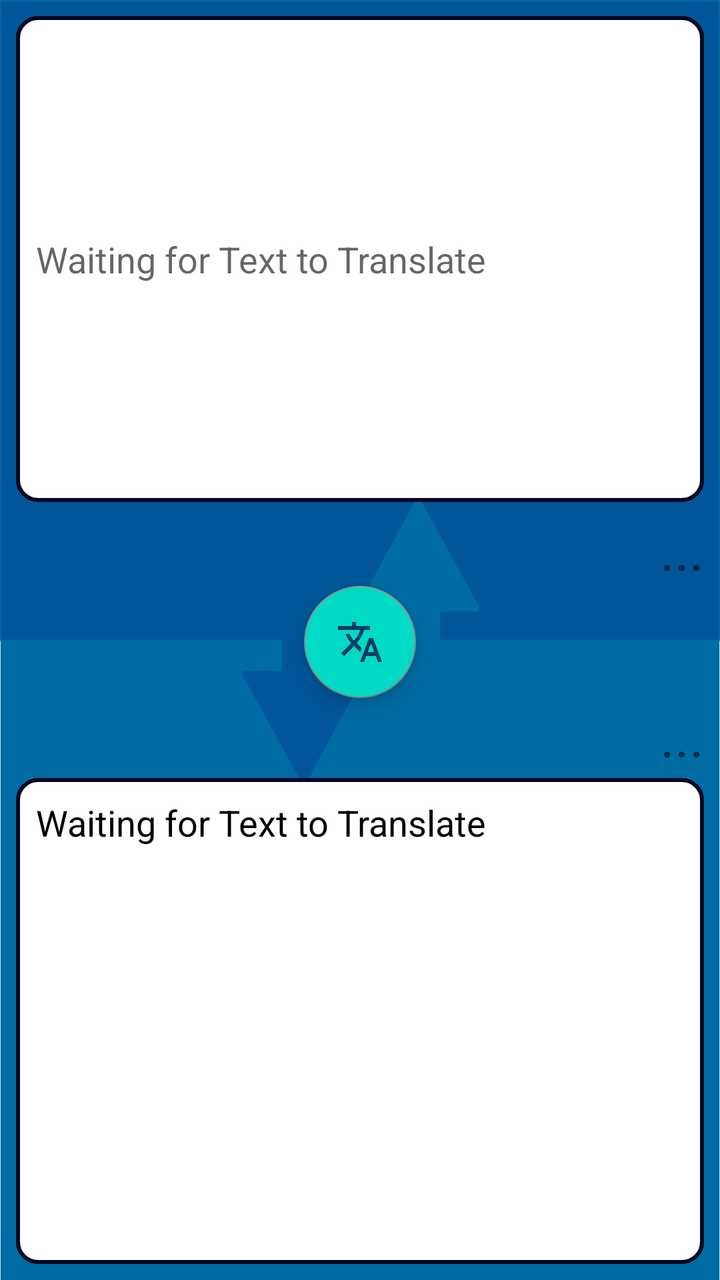
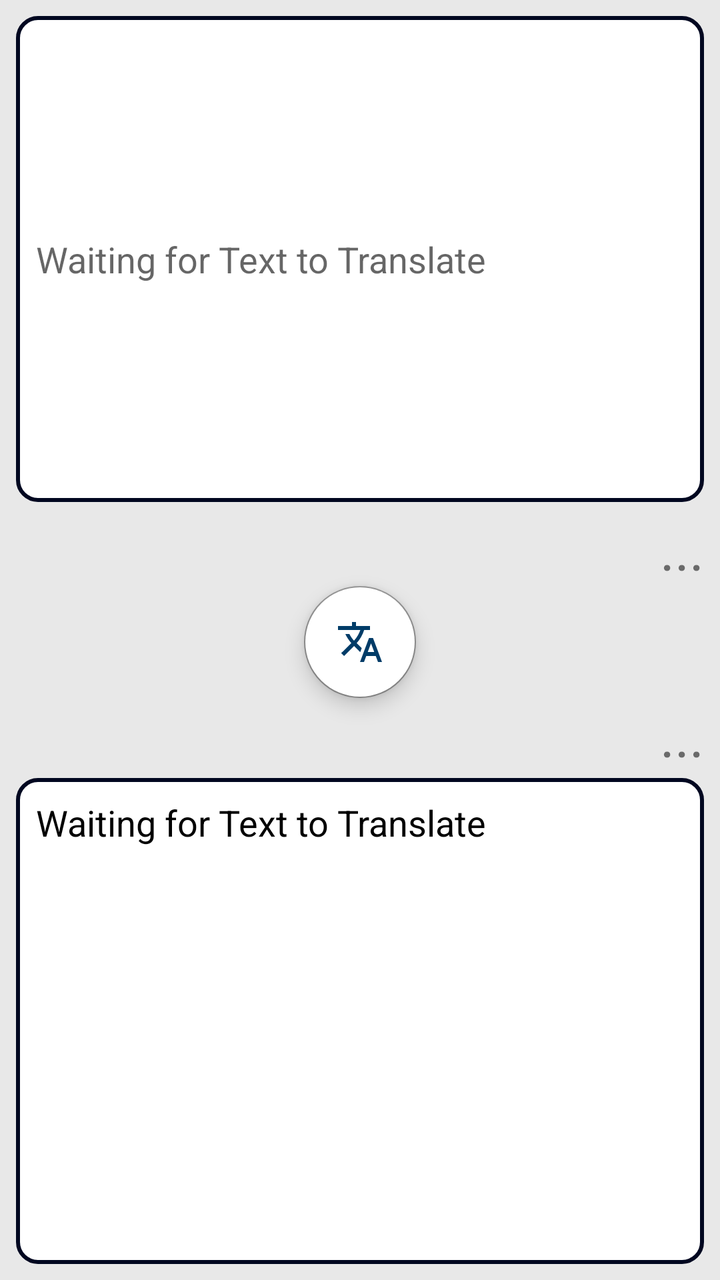

An Android layout rendered at two revisions. The XML below is the earlier revision; the diff shows what the commit changed to produce the second picture.
<!-- AndroidManifest.xml: application theme Theme.Translation_App -->
<!-- res/layout/fragment_dashboard.xml -->
<?xml version="1.0" encoding="utf-8"?>
<androidx.constraintlayout.widget.ConstraintLayout xmlns:android="http://schemas.android.com/apk/res/android"
    xmlns:app="http://schemas.android.com/apk/res-auto"
    xmlns:tools="http://schemas.android.com/tools"
    android:layout_width="match_parent"
    android:layout_height="match_parent"
    tools:context=".ui.dashboard.DashboardFragment">


    <ImageView
        android:id="@+id/imageView4"
        android:layout_width="0dp"
        android:layout_height="0dp"
        android:scaleType="fitXY"
        app:layout_constraintBottom_toBottomOf="parent"
        app:layout_constraintEnd_toEndOf="parent"
        app:layout_constraintHorizontal_bias="0.0"
        app:layout_constraintStart_toStartOf="parent"
        app:layout_constraintTop_toTopOf="parent"
        app:layout_constraintVertical_bias="0.0"
        app:srcCompat="@drawable/speech_design" />

    <TextView
        android:id="@+id/output_text"
        android:layout_width="0dp"
        android:layout_height="0dp"
        android:layout_marginStart="8dp"
        android:layout_marginTop="24dp"
        android:layout_marginEnd="8dp"
        android:layout_marginBottom="8dp"
        android:background="@drawable/border"
        android:padding="10dp"
        android:scrollbars="vertical"
        android:text="Waiting for Text to Translate"
        android:textColor="@color/black"
        android:textSize="18sp"
        app:layout_constraintBottom_toBottomOf="parent"
        app:layout_constraintEnd_toEndOf="parent"
        app:layout_constraintHorizontal_bias="0.0"
        app:layout_constraintStart_toStartOf="parent"
        app:layout_constraintTop_toBottomOf="@id/translate_button_2" />

    <com.google.android.material.floatingactionbutton.FloatingActionButton
        android:id="@+id/translate_button_2"
        android:layout_width="wrap_content"
        android:layout_height="wrap_content"
        android:layout_marginBottom="16dp"
        android:backgroundTint="@color/teal_200"
        android:clickable="true"
        android:src="@drawable/baseline_translate_24"
        app:layout_constraintBottom_toTopOf="@+id/output_text"
        app:layout_constraintEnd_toEndOf="parent"
        app:layout_constraintStart_toStartOf="parent"
        app:layout_constraintTop_toBottomOf="@+id/input_text" />

    <EditText
        android:id="@+id/input_text"
        android:layout_width="0dp"
        android:layout_height="0dp"
        android:layout_marginStart="8dp"
        android:layout_marginTop="8dp"
        android:layout_marginEnd="8dp"
        android:layout_marginBottom="42dp"
        android:background="@drawable/border"
        android:hint="Waiting for Text to Translate"
        android:padding="10dp"
        android:scrollbars="vertical"
        android:textColor="@color/black"
        android:textSize="18sp"
        app:layout_constraintBottom_toTopOf="@id/translate_button_2"
        app:layout_constraintEnd_toEndOf="parent"
        app:layout_constraintHorizontal_bias="0.0"
        app:layout_constraintStart_toStartOf="parent"
        app:layout_constraintTop_toTopOf="parent" />

    <TextView
        android:id="@+id/text_flag_in"
        android:layout_width="wrap_content"
        android:layout_height="wrap_content"
        android:layout_marginEnd="8dp"
        android:text="..."
        android:textSize="28sp"
        app:layout_constraintBottom_toTopOf="@+id/translate_button_2"
        app:layout_constraintEnd_toEndOf="parent" />

    <TextView
        android:id="@+id/text_flag_out"
        android:layout_width="wrap_content"
        android:layout_height="wrap_content"
        android:layout_marginEnd="8dp"
        android:text="..."
        android:textSize="28sp"
        app:layout_constraintEnd_toEndOf="parent"
        app:layout_constraintTop_toBottomOf="@+id/translate_button_2" />



</androidx.constraintlayout.widget.ConstraintLayout>
<!-- resources referenced by this layout -->
<resources>
  <color name="black">#FF000000</color>
  <color name="teal_200">#FF03DAC5</color>
  <!-- drawable baseline_translate_24 (drawable) -->
  <vector android:height="24dp" android:tint="#FFFFFF"
      android:viewportHeight="24" android:viewportWidth="24"
      android:width="24dp" xmlns:android="http://schemas.android.com/apk/res/android">
      <path android:fillColor="@android:color/white" android:pathData="M12.87,15.07l-2.54,-2.51 0.03,-0.03c1.74,-1.94 2.98,-4.17 3.71,-6.53L17,6L17,4h-7L10,2L8,2v2L1,4v1.99h11.17C11.5,7.92 10.44,9.75 9,11.35 8.07,10.32 7.3,9.19 6.69,8h-2c0.73,1.63 1.73,3.17 2.98,4.56l-5.09,5.02L4,19l5,-5 3.11,3.11 0.76,-2.04zM18.5,10h-2L12,22h2l1.12,-3h4.75L21,22h2l-4.5,-12zM15.88,17l1.62,-4.33L19.12,17h-3.24z"/>
  </vector>
  <!-- drawable border (drawable) -->
  <?xml version="1.0" encoding="utf-8"?>
  <selector xmlns:android="http://schemas.android.com/apk/res/android">
      <item>
          <shape xmlns:android="http://schemas.android.com/apk/res/android"
              android:shape="rectangle">
  
              <corners
                  android:bottomRightRadius="10dp"
                  android:radius="10dp" />
  
  
  
  
              <solid
                  android:color="@android:color/white" />
  
              <stroke
                  android:width="2dp"
                  android:color="#000720" />
  
              <padding
                  android:left="5dp"
                  android:top="5dp"
                  android:right="5dp"
                  android:bottom="5dp" />
          </shape>
      </item>
  </selector>
  <!-- drawable speech_design: png bitmap (drawable, 31425 bytes) -->
  <style name="Theme.Translation_App" parent="Theme.MaterialComponents.DayNight.DarkActionBar">
          
          <item name="colorPrimary">@color/white</item>  
          <item name="colorPrimaryVariant">@color/purple_700</item>
          <item name="colorOnPrimary">@color/white</item>
          
          <item name="colorSecondary">#888888</item>
          <item name="colorSecondaryVariant">@color/teal_700</item>
          <item name="colorOnSecondary">@color/dark_blue</item> 
          
          <item name="android:statusBarColor">?attr/colorPrimaryVariant</item>
          
          <item name="windowActionBar">false</item>
          <item name="windowNoTitle">true</item>
          <item name="alertDialogTheme">@style/AlertDialogTheme</item>
      </style>
  <color name="white">#FFFFFFFF</color>
  <color name="purple_700">#FF3700B3</color>
  <color name="teal_700">#FF018786</color>
  <color name="dark_blue">#003C68</color>
  <style name="AlertDialogTheme" parent="ThemeOverlay.MaterialComponents.Dialog.Alert">
          <item name="buttonBarNegativeButtonStyle">@style/NegativeButtonStyle</item>
      </style>
  <style name="NegativeButtonStyle" parent="Widget.MaterialComponents.Button.TextButton.Dialog">
          <item name="android:textColor">#000000</item>
      </style>
</resources>

<!-- the commit's change to res/layout/fragment_dashboard.xml (unified diff, before → after) -->
@@ -8,17 +8,18 @@
 
 
     <ImageView
-        android:id="@+id/imageView4"
+        android:id="@+id/background_text"
         android:layout_width="0dp"
         android:layout_height="0dp"
+        android:background="#FFFFFF"
+        android:backgroundTint="#E8E8E8"
         android:scaleType="fitXY"
         app:layout_constraintBottom_toBottomOf="parent"
         app:layout_constraintEnd_toEndOf="parent"
         app:layout_constraintHorizontal_bias="0.0"
         app:layout_constraintStart_toStartOf="parent"
         app:layout_constraintTop_toTopOf="parent"
-        app:layout_constraintVertical_bias="0.0"
-        app:srcCompat="@drawable/speech_design" />
+        app:layout_constraintVertical_bias="0.0" />
 
     <TextView
         android:id="@+id/output_text"
@@ -45,7 +46,7 @@
         android:layout_width="wrap_content"
         android:layout_height="wrap_content"
         android:layout_marginBottom="16dp"
-        android:backgroundTint="@color/teal_200"
+        android:backgroundTint="@color/white"
         android:clickable="true"
         android:src="@drawable/baseline_translate_24"
         app:layout_constraintBottom_toTopOf="@+id/output_text"
<!-- resource entries referenced after the edit -->
@@ -1,7 +1,6 @@
 <!-- resources referenced by this layout -->
 <resources>
   <color name="black">#FF000000</color>
-  <color name="teal_200">#FF03DAC5</color>
   <!-- drawable baseline_translate_24 (drawable) -->
   <vector android:height="24dp" android:tint="#FFFFFF"
       android:viewportHeight="24" android:viewportWidth="24"
@@ -37,7 +36,6 @@
           </shape>
       </item>
   </selector>
-  <!-- drawable speech_design: png bitmap (drawable, 31425 bytes) -->
   <style name="Theme.Translation_App" parent="Theme.MaterialComponents.DayNight.DarkActionBar">
           
           <item name="colorPrimary">@color/white</item>  
